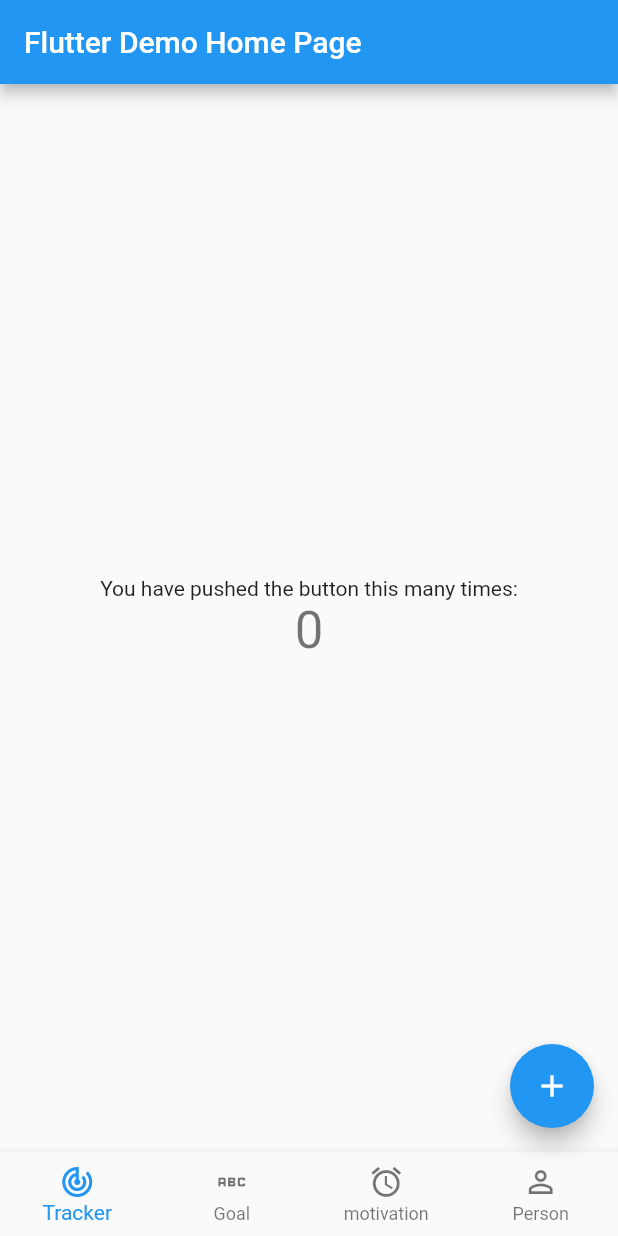
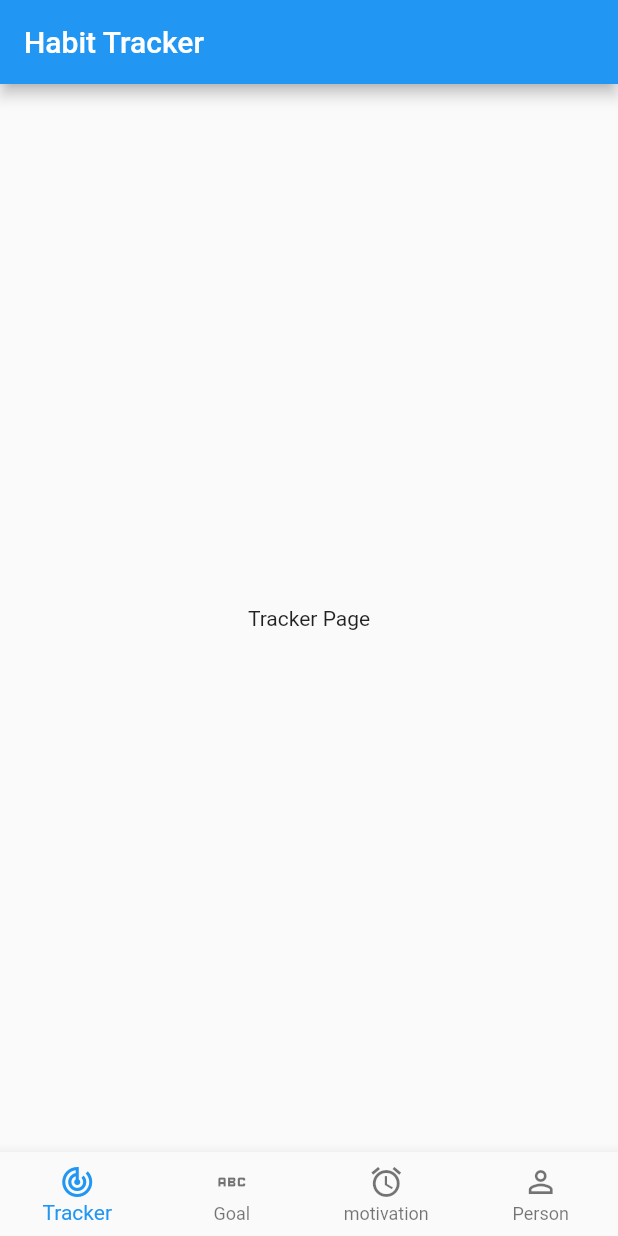
Before and after one commit to SyedMuhammadHuzaiffa/Habit-Tracking-app, a Flutter app: the screen it shows after launch, on a phone screen of 412 x 824 dp. Run offline on Flutter 3.47's test engine with Material 2 defaults, Android fonts, the phone set to English and light mode, and no system bars.

Commit message:
Adding pages and setting navigating routes b/w 'em

```diff
--- a/lib/main.dart
+++ b/lib/main.dart
@@ -1,4 +1,8 @@
 import 'package:flutter/material.dart';
+import 'package:habit_tracker/pages/tracker.dart';
+import 'package:habit_tracker/pages/goal.dart';
+import 'package:habit_tracker/pages/qoutes.dart';
+import 'package:habit_tracker/pages/person.dart';
 
 void main() {
   runApp(const MyApp());
@@ -12,116 +16,54 @@ class MyApp extends StatelessWidget {
   Widget build(BuildContext context) {
     return MaterialApp(
       debugShowCheckedModeBanner: false,
-      title: 'Flutter Demo',
+      title: 'Habit Tracker',
       theme: ThemeData(
-        // This is the theme of your application.
-        //
-        // Try running your application with "flutter run". You'll see the
-        // application has a blue toolbar. Then, without quitting the app, try
-        // changing the primarySwatch below to Colors.green and then invoke
-        // "hot reload" (press "r" in the console where you ran "flutter run",
-        // or simply save your changes to "hot reload" in a Flutter IDE).
-        // Notice that the counter didn't reset back to zero; the application
-        // is not restarted.
         primarySwatch: Colors.blue,
       ),
-      home: const MyHomePage(title: 'Flutter Demo Home Page'),
+      home: const MyHomePage(title: 'Habit Tracker'),
     );
   }
 }
 
 class MyHomePage extends StatefulWidget {
   const MyHomePage({super.key, required this.title});
-
-  // This widget is the home page of your application. It is stateful, meaning
-  // that it has a State object (defined below) that contains fields that affect
-  // how it looks.
-
-  // This class is the configuration for the state. It holds the values (in this
-  // case the title) provided by the parent (in this case the App widget) and
-  // used by the build method of the State. Fields in a Widget subclass are
-  // always marked "final".
-
   final String title;
-
   @override
   State<MyHomePage> createState() => _MyHomePageState();
 }
 
 class _MyHomePageState extends State<MyHomePage> {
-  int _counter = 0;
-
-  void _incrementCounter() {
-    setState(() {
-      // This call to setState tells the Flutter framework that something has
-      // changed in this State, which causes it to rerun the build method below
-      // so that the display can reflect the updated values. If we changed
-      // _counter without calling setState(), then the build method would not be
-      // called again, and so nothing would appear to happen.
-      _counter++;
-    });
-  }
+  List<Widget> tabBar = [Tracker(), Goal(), Qoutes(), Person()];
+  int currentIndex = 0;
 
   @override
   Widget build(BuildContext context) {
-    // This method is rerun every time setState is called, for instance as done
-    // by the _incrementCounter method above.
-    //
-    // The Flutter framework has been optimized to make rerunning build methods
-    // fast, so that you can just rebuild anything that needs updating rather
-    // than having to individually change instances of widgets.
     return Scaffold(
+      body: tabBar[currentIndex],
       appBar: AppBar(
-        // Here we take the value from the MyHomePage object that was created by
-        // the App.build method, and use it to set our appbar title.
         title: Text(widget.title),
       ),
-      body: Center(
-        // Center is a layout widget. It takes a single child and positions it
-        // in the middle of the parent.
-        child: Column(
-          // Column is also a layout widget. It takes a list of children and
-          // arranges them vertically. By default, it sizes itself to fit its
-          // children horizontally, and tries to be as tall as its parent.
-          //
-          // Invoke "debug painting" (press "p" in the console, choose the
-          // "Toggle Debug Paint" action from the Flutter Inspector in Android
-          // Studio, or the "Toggle Debug Paint" command in Visual Studio Code)
-          // to see the wireframe for each widget.
-          //
-          // Column has various properties to control how it sizes itself and
-          // how it positions its children. Here we use mainAxisAlignment to
-          // center the children vertically; the main axis here is the vertical
-          // axis because Columns are vertical (the cross axis would be
-          // horizontal).
-          mainAxisAlignment: MainAxisAlignment.center,
-          children: <Widget>[
-            const Text(
-              'You have pushed the button this many times:',
-            ),
-            Text(
-              '$_counter',
-              style: Theme.of(context).textTheme.headlineMedium,
-            ),
-          ],
-        ),
+      bottomNavigationBar: BottomNavigationBar(
+        type: BottomNavigationBarType.fixed,
+        currentIndex: currentIndex,
+        items: const <BottomNavigationBarItem>[
+          BottomNavigationBarItem(
+              icon: Icon(Icons.track_changes_outlined), label: 'Tracker'),
+          BottomNavigationBarItem(
+              icon: Icon(Icons.abc_outlined), label: 'Goal'),
+          BottomNavigationBarItem(
+              icon: Icon(Icons.access_alarm_outlined), label: 'motivation'),
+          BottomNavigationBarItem(
+              icon: Icon(Icons.person_outline), label: 'Person'),
+        ],
+        onTap: (index) {
+          setState(() {
+            currentIndex = index;
+          });
+        },
       ),
-      floatingActionButton: FloatingActionButton(
-        onPressed: _incrementCounter,
-        tooltip: 'Increment',
-        child: const Icon(Icons.add),
-      ),
-      bottomNavigationBar:
-          BottomNavigationBar(type: BottomNavigationBarType.fixed, items: const <
-              BottomNavigationBarItem>[
-        BottomNavigationBarItem(
-            icon: Icon(Icons.track_changes_outlined), label: 'Tracker'),
-        BottomNavigationBarItem(icon: Icon(Icons.abc_outlined), label: 'Goal'),
-        BottomNavigationBarItem(
-            icon: Icon(Icons.access_alarm_outlined), label: 'motivation'),
-        BottomNavigationBarItem(
-            icon: Icon(Icons.person_outline), label: 'Person'),
-      ]), // This trailing comma makes auto-formatting nicer for build methods.
+
+      // This trailing comma makes auto-formatting nicer for build methods.
     );
   }
 }
--- /dev/null
+++ b/lib/pages/tracker.dart
@@ -0,0 +1,13 @@
+import 'package:flutter/material.dart';
+
+class Tracker extends StatelessWidget {
+  @override
+  Widget build(BuildContext context) {
+    // TODO: implement build
+    return Scaffold(
+      body: Center(
+        child: Text("Tracker Page"),
+      ),
+    );
+  }
+}
```
Also changed, not shown: lib/pages/goal.dart (added, +13 -0 lines), lib/pages/person.dart (added, +13 -0 lines), lib/pages/qoutes.dart (added, +13 -0 lines).
